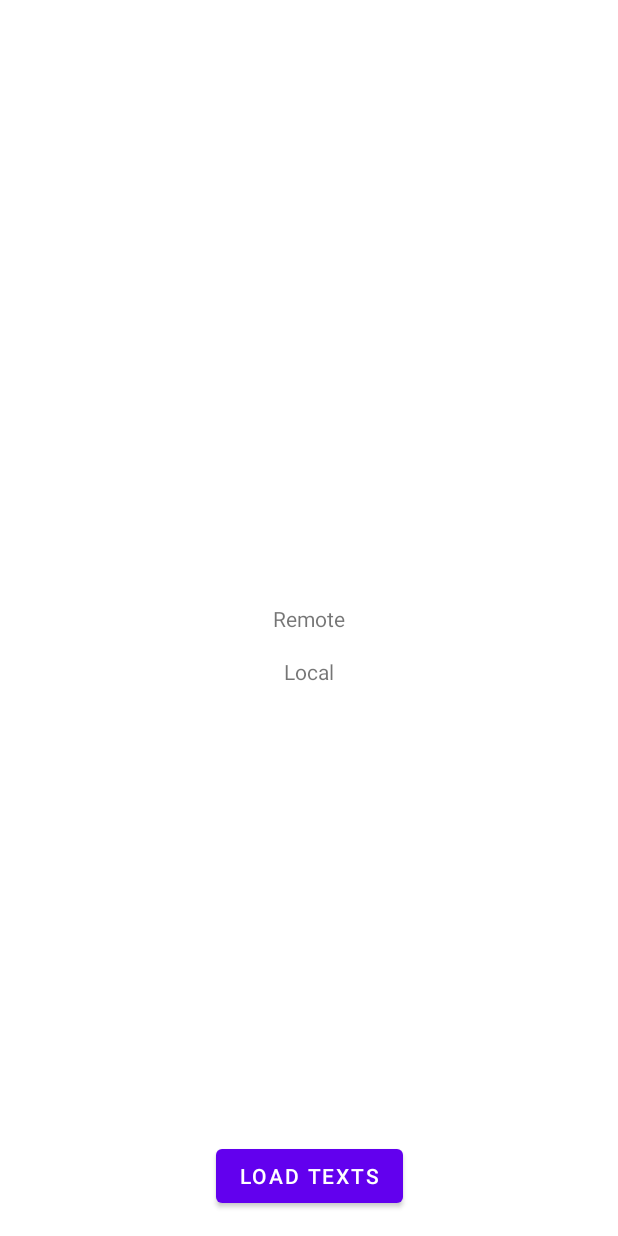
After one commit to nastyasteshchenko/android-application-development, an Android app: the layout fragment_main.xml on its own in the app's theme, with its tools: preview values and no code run, on a phone screen of 412 x 824 dp. The commit adds this screen. Run offline under Robolectric (Android 15) with nearby library versions, the phone set to English and light mode, and no system bars.

Commit message:
Added Fragment but without Scopes

```diff
--- a/DependencyInjectionPractice/app/src/main/java/ru/nsu/dependencyinjectionpractice/AppComponent.kt
+++ b/DependencyInjectionPractice/app/src/main/java/ru/nsu/dependencyinjectionpractice/AppComponent.kt
@@ -9,5 +9,6 @@ import javax.inject.Singleton
 @Singleton
 @Component(modules = [DataModule::class, DomainModule::class])
 interface AppComponent {
+
     fun inject(activity: MainActivity)
 }
--- /dev/null
+++ b/DependencyInjectionPractice/app/src/main/res/layout/fragment_main.xml
@@ -0,0 +1,39 @@
+<?xml version="1.0" encoding="utf-8"?>
+<androidx.constraintlayout.widget.ConstraintLayout xmlns:android="http://schemas.android.com/apk/res/android"
+    xmlns:app="http://schemas.android.com/apk/res-auto"
+    xmlns:tools="http://schemas.android.com/tools"
+    android:layout_width="match_parent"
+    android:layout_height="match_parent"
+    tools:context=".ui.MainActivity">
+
+    <TextView
+        android:id="@+id/remoteText"
+        android:layout_width="wrap_content"
+        android:layout_height="wrap_content"
+        android:text="@string/remote"
+        app:layout_constraintBottom_toBottomOf="parent"
+        app:layout_constraintLeft_toLeftOf="parent"
+        app:layout_constraintRight_toRightOf="parent"
+        app:layout_constraintTop_toTopOf="parent" />
+
+    <TextView
+        android:id="@+id/localText"
+        android:layout_width="wrap_content"
+        android:layout_height="wrap_content"
+        android:layout_marginTop="16dp"
+        android:text="@string/local"
+        app:layout_constraintEnd_toEndOf="parent"
+        app:layout_constraintStart_toStartOf="parent"
+        app:layout_constraintTop_toBottomOf="@id/remoteText" />
+
+    <Button
+        android:id="@+id/loadButton"
+        android:layout_width="wrap_content"
+        android:layout_height="wrap_content"
+        android:layout_marginBottom="16dp"
+        android:text="@string/load"
+        app:layout_constraintBottom_toBottomOf="parent"
+        app:layout_constraintEnd_toEndOf="parent"
+        app:layout_constraintStart_toStartOf="parent" />
+
+</androidx.constraintlayout.widget.ConstraintLayout>
```
Also changed, not shown: DependencyInjectionPractice/app/build.gradle.kts (+5 -6 lines), DependencyInjectionPractice/app/src/main/java/ru/nsu/dependencyinjectionpractice/ui/MainActivity.kt (+10 -41 lines), DependencyInjectionPractice/app/src/main/java/ru/nsu/dependencyinjectionpractice/ui/MainFragment.kt (added, +62 -0 lines), DependencyInjectionPractice/app/src/main/res/layout/activity_main.xml (+4 -35 lines), DependencyInjectionPractice/gradle/libs.versions.toml (+9 -3 lines).
